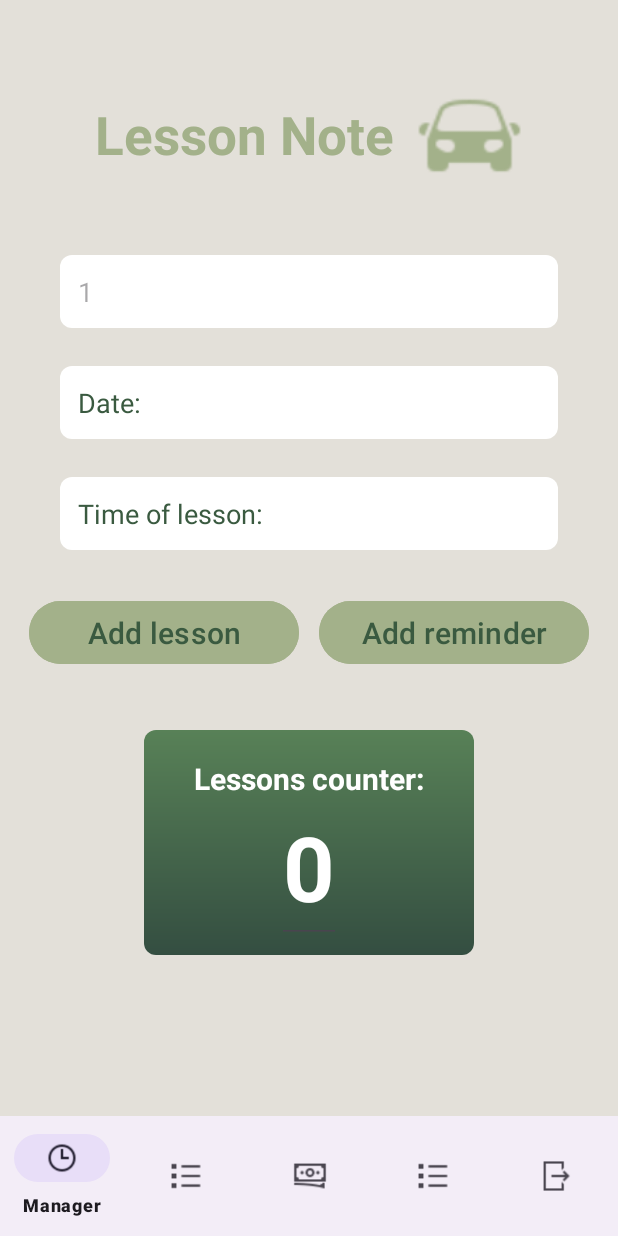
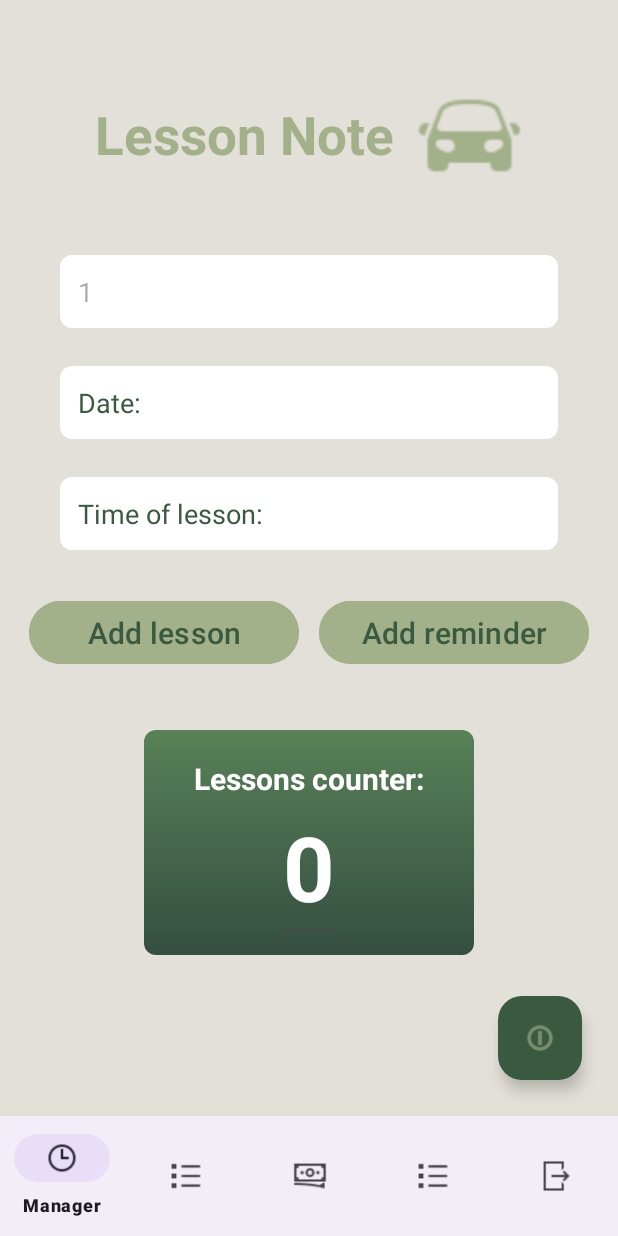
Before and after one commit to TamarMaRa/autoDrive, an Android app: the MenuActivity screen opened directly, with no data from a screen before it, on a phone screen of 412 x 824 dp. Run offline under Robolectric (Android 15) with nearby library versions, the phone set to English and light mode, and no system bars; our stand-ins replace Firebase (no records; nobody signed in at launch, a user with empty details on screens opened directly); libraries missing offline, so code that uses them is left out: com.butterfly.sdk.

Commit message:
butterfly button

```diff
--- a/app/build.gradle.kts
+++ b/app/build.gradle.kts
@@ -49,7 +49,9 @@ dependencies {
     androidTestImplementation(libs.ext.junit)
     androidTestImplementation(libs.espresso.core)
     implementation(libs.firebase.ui.firestore) // For Firestore UI
+    implementation ("com.github.TheButterflySDK:Android:1.3.1")
 }
+
 java {
     toolchain {
         languageVersion = JavaLanguageVersion.of(17)
--- a/app/src/main/java/com/example/autodrive/MenuActivity.java
+++ b/app/src/main/java/com/example/autodrive/MenuActivity.java
@@ -10,6 +10,7 @@ import android.content.SharedPreferences;
 import android.content.res.ColorStateList;
 import android.os.Build;
 import android.os.Bundle;
+import android.view.View;
 
 import androidx.activity.EdgeToEdge;
 import androidx.appcompat.app.AlertDialog;
@@ -18,6 +19,8 @@ import androidx.core.content.ContextCompat;
 import androidx.fragment.app.Fragment;
 import androidx.fragment.app.FragmentManager;
 import androidx.fragment.app.FragmentTransaction;
+
+import com.butterfly.sdk.ButterflySdk;
 import com.example.autodrive.databinding.ActivityMainBinding;
 import com.example.autodrive.fragments.ExpenseManagerFragment;
 import com.example.autodrive.fragments.LessonManagerFragment;
@@ -28,8 +31,7 @@ import com.google.firebase.auth.FirebaseAuth;
 
 public class MenuActivity extends AppCompatActivity {
 
-//    Button btnSignUp, btnLogIn;
-
+private static String API_KEY= "d2586f26-c61e-4741-a6dd-45df6f64938e";
     private ActivityMainBinding binding;
 
     @Override
@@ -123,4 +125,8 @@ public class MenuActivity extends AppCompatActivity {
         SharedPreferences preferences = getSharedPreferences("MyPrefs", MODE_PRIVATE);
         preferences.edit().clear().apply();
     }
+
+    public void onClickbfBtn(View view) {
+        ButterflySdk.openReporter(this, API_KEY);
+    }
 }
--- a/app/src/main/res/layout/activity_main.xml
+++ b/app/src/main/res/layout/activity_main.xml
@@ -1,28 +1,44 @@
 <?xml version="1.0" encoding="utf-8"?>
-<androidx.constraintlayout.widget.ConstraintLayout xmlns:android="http://schemas.android.com/apk/res/android"
+<androidx.constraintlayout.widget.ConstraintLayout
+    xmlns:android="http://schemas.android.com/apk/res/android"
     xmlns:app="http://schemas.android.com/apk/res-auto"
     xmlns:tools="http://schemas.android.com/tools"
     android:layout_width="match_parent"
-             android:layout_height="match_parent">
+    android:layout_height="match_parent">
 
+    <!-- Fragment container -->
     <FrameLayout
-
         android:id="@+id/linearLayout"
         android:layout_width="0dp"
         android:layout_height="0dp"
         android:orientation="vertical"
+        app:layout_constraintTop_toTopOf="parent"
         app:layout_constraintBottom_toTopOf="@+id/bottomNavigationView"
-        app:layout_constraintEnd_toEndOf="parent"
         app:layout_constraintStart_toStartOf="parent"
-        app:layout_constraintTop_toTopOf="parent"/>
+        app:layout_constraintEnd_toEndOf="parent"/>
 
+    <!-- Bottom Navigation -->
     <com.google.android.material.bottomnavigation.BottomNavigationView
         android:id="@+id/bottomNavigationView"
-        android:layout_width="match_parent"
+        android:layout_width="0dp"
         android:layout_height="wrap_content"
+        app:menu="@menu/menu"
         app:layout_constraintBottom_toBottomOf="parent"
+        app:layout_constraintStart_toStartOf="parent"
+        app:layout_constraintEnd_toEndOf="parent" />
+
+    <com.google.android.material.floatingactionbutton.FloatingActionButton
+        android:id="@+id/butterflyButton"
+        android:layout_width="wrap_content"
+        android:layout_height="wrap_content"
+        android:contentDescription="Report Issue"
+        app:layout_constraintBottom_toTopOf="@id/bottomNavigationView"
         app:layout_constraintEnd_toEndOf="parent"
-        app:layout_constraintStart_toStartOf="parent"
-        app:menu="@menu/menu"
-        />
+        android:layout_marginEnd="24dp"
+        android:layout_marginBottom="24dp"
+        android:onClick="onClickbfBtn"
+        app:srcCompat="@android:drawable/ic_menu_info_details"
+        android:backgroundTint="@color/dark_green"
+        app:tint="@color/light_green" />
+
 </androidx.constraintlayout.widget.ConstraintLayout>
--- a/settings.gradle.kts
+++ b/settings.gradle.kts
@@ -19,6 +19,7 @@ dependencyResolutionManagement {
     repositories {
         google()
         mavenCentral()
+        maven(url = "https://jitpack.io")
     }
 }
 
```
